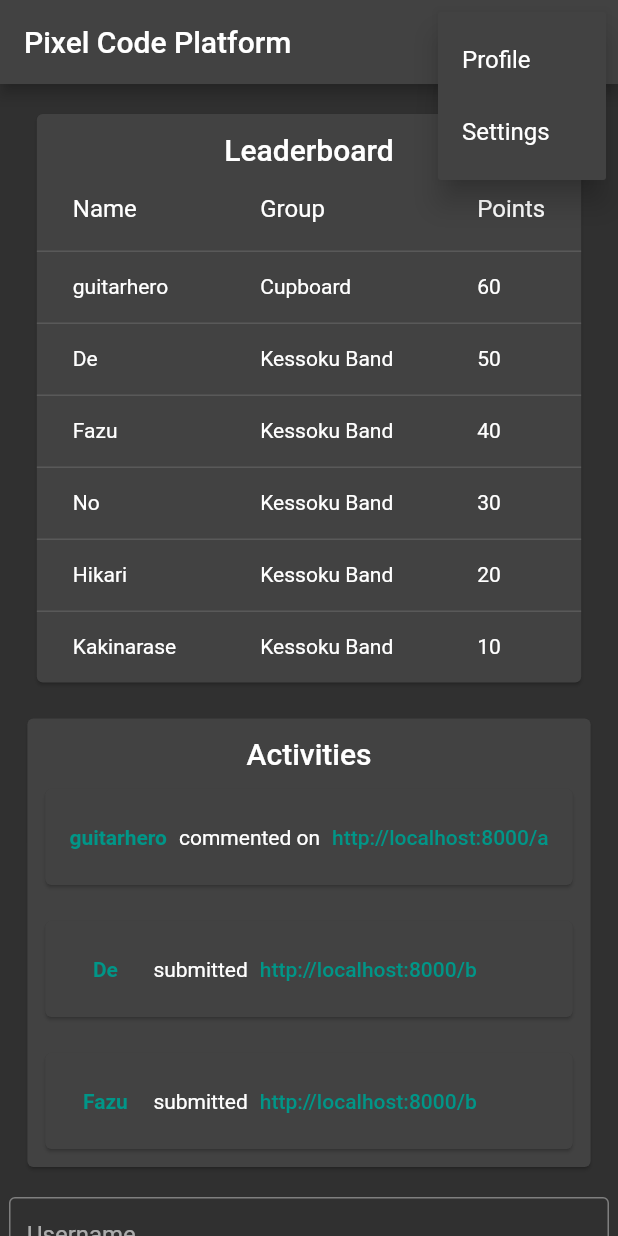
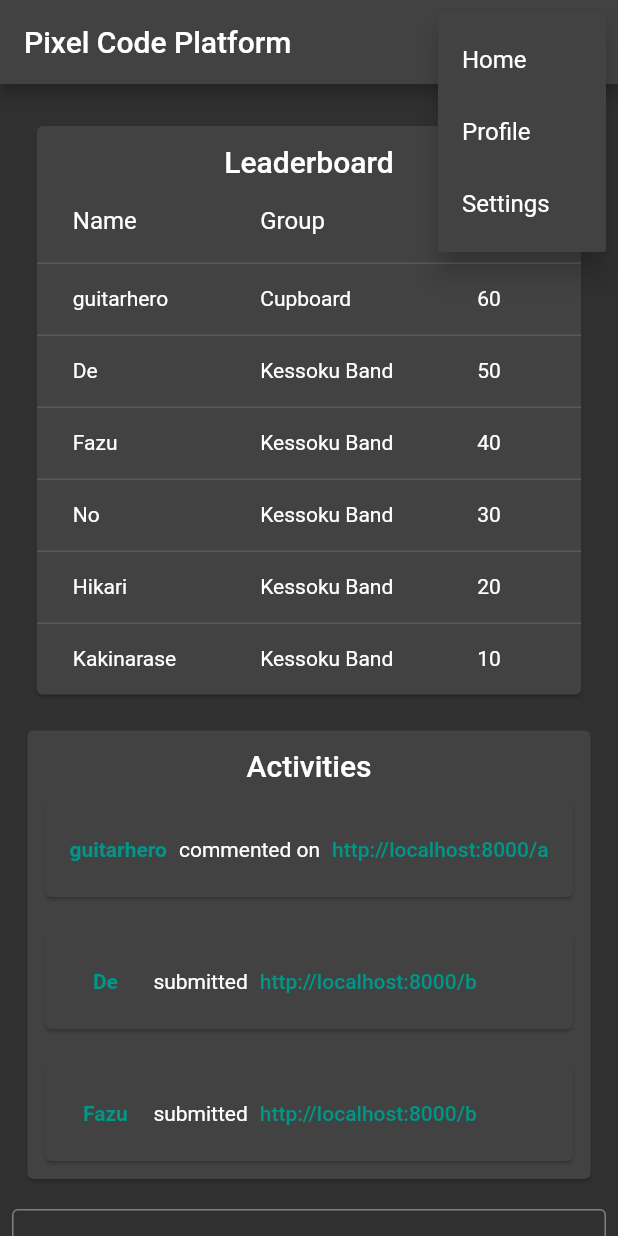
Before and after one commit to PixelSam123/pcp_frontend, a Flutter app: the screen it shows after launch, after a tap on the "more vert" icon, on a phone screen of 412 x 824 dp. Run offline on Flutter 3.47's test engine with Material 2 defaults, Android fonts, the phone set to English and light mode, and no system bars; our stand-ins replace flutter_highlight, go_router, shared_preferences; missing offline and left inert: flutter_code_editor, highlight.

Commit message:
add & use a layout component for all pages

```diff
--- a/lib/components.dart
+++ b/lib/components.dart
@@ -1,4 +1,6 @@
 import 'package:flutter/material.dart';
+import 'package:go_router/go_router.dart';
+import 'package:pcp_frontend/sizes.dart';
 import 'package:pcp_frontend/types.dart';
 
 class UserButton extends StatelessWidget {
@@ -24,3 +26,74 @@ class UserButton extends StatelessWidget {
     );
   }
 }
+
+class PageLayout extends StatelessWidget {
+  const PageLayout({
+    super.key,
+    required this.title,
+    required this.child,
+  });
+
+  final String title;
+  final Widget child;
+
+  void _openHomePage(BuildContext context) {
+    context.go('/');
+  }
+
+  void _openProfilePage(BuildContext context) {
+    context.go('/profile');
+  }
+
+  void _openSettingsPage(BuildContext context) {
+    context.go('/settings');
+  }
+
+  @override
+  Widget build(BuildContext context) {
+    return Scaffold(
+      appBar: AppBar(
+        title: Text(title),
+        actions: [
+          PopupMenuButton(itemBuilder: (context) {
+            return const [
+              PopupMenuItem(
+                value: 'home',
+                child: Text('Home'),
+              ),
+              PopupMenuItem(
+                value: 'profile',
+                child: Text('Profile'),
+              ),
+              PopupMenuItem(
+                value: 'settings',
+                child: Text('Settings'),
+              ),
+            ];
+          }, onSelected: (value) {
+            switch (value) {
+              case 'home':
+                _openHomePage(context);
+                break;
+              case 'profile':
+                _openProfilePage(context);
+                break;
+              case 'settings':
+                _openSettingsPage(context);
+                break;
+            }
+          }),
+        ],
+      ),
+      body: SingleChildScrollView(
+        child: Padding(
+          padding: const EdgeInsets.all(PadSize.small),
+          child: SizedBox(
+            width: double.infinity,
+            child: child,
+          ),
+        ),
+      ),
+    );
+  }
+}
--- a/lib/pages/home.dart
+++ b/lib/pages/home.dart
@@ -54,46 +54,10 @@ class _HomePageState extends State<HomePage> {
     ),
   ];
 
-  void _openProfilePage(BuildContext context) {
-    context.go('/profile');
-  }
-
-  void _openSettingsPage(BuildContext context) {
-    context.go('/settings');
-  }
-
   @override
   Widget build(BuildContext context) {
-    return Scaffold(
-      appBar: AppBar(
-        title: const Text('Pixel Code Platform'),
-        actions: [
-          PopupMenuButton(itemBuilder: (context) {
-            return const [
-              PopupMenuItem(
-                value: 'profile',
-                child: Text('Profile'),
-              ),
-              PopupMenuItem(
-                value: 'settings',
-                child: Text('Settings'),
-              ),
-            ];
-          }, onSelected: (value) {
-            switch (value) {
-              case 'profile':
-                _openProfilePage(context);
-                break;
-              case 'settings':
-                _openSettingsPage(context);
-                break;
-            }
-          }),
-        ],
-      ),
-      body: SingleChildScrollView(
-        child: SizedBox(
-          width: double.infinity,
+    return PageLayout(
+      title: 'Pixel Code Platform',
       child: Column(
         mainAxisAlignment: MainAxisAlignment.center,
         children: [
@@ -107,8 +71,6 @@ class _HomePageState extends State<HomePage> {
           Challenges(challenges: challenges),
           const SizedBox(height: PadSize.large),
         ],
-          ),
-        ),
       ),
     );
   }
```
Also changed, not shown: lib/pages/challenge.dart (+4 -3 lines), lib/pages/profile.dart (+4 -3 lines), lib/pages/settings.dart (+4 -3 lines), lib/pages/submissions.dart (+4 -3 lines). Lines whose indentation alone changed are shown as unchanged.
